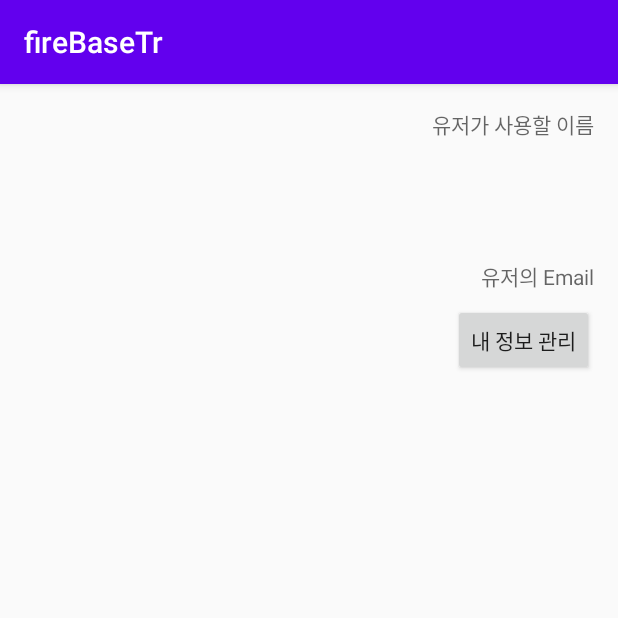
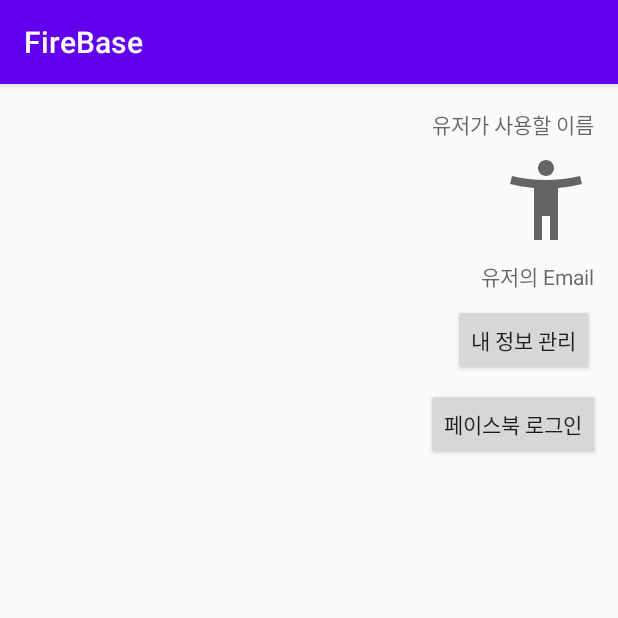
Before and after one commit to LonerStayle/Lesson, an Android app: the screen it shows after launch once a user with an empty profile is signed in (ActivityNoticeBoard), on a phone screen of 412 x 824 dp, the top half of it. Run offline under Robolectric (Android 15) with nearby library versions, the phone set to English and light mode, and no system bars; our stand-ins replace Firebase (no records; nobody signed in at launch, a user with empty details on screens opened directly).

```diff
--- a/PersonalLessonTwo/FireBaseTr/app/build.gradle
+++ b/PersonalLessonTwo/FireBaseTr/app/build.gradle
@@ -43,4 +43,5 @@ dependencies {
     implementation 'com.github.bumptech.glide:glide:4.11.0'
     annotationProcessor 'com.github.bumptech.glide:compiler:4.11.0'
     implementation 'gun0912.ted:tedpermission:2.2.3'
+    implementation 'com.facebook.android:facebook-login:4.42.0'
 }
--- a/PersonalLessonTwo/FireBaseTr/app/src/main/java/com/example/firebasetr/ActivityNoticeBoard.kt
+++ b/PersonalLessonTwo/FireBaseTr/app/src/main/java/com/example/firebasetr/ActivityNoticeBoard.kt
@@ -1,36 +1,47 @@
 package com.example.firebasetr
 
-import android.app.AlertDialog
-import android.app.Dialog
-import android.content.DialogInterface
 import android.content.Intent
 import android.os.Bundle
 import android.util.Log
+import android.view.View
 import androidx.appcompat.app.AppCompatActivity
-import com.bumptech.glide.Glide
-import com.google.firebase.auth.EmailAuthProvider
 import com.google.firebase.auth.FirebaseAuth
-import com.google.firebase.auth.FirebaseAuthException
+import kotlinx.android.synthetic.main.activity_main.*
 import kotlinx.android.synthetic.main.activity_notice_board.*
-import kotlinx.android.synthetic.main.dialog_change.*
-import kotlinx.android.synthetic.main.dialog_re_auth.*
 
 class ActivityNoticeBoard : AppCompatActivity() {
     private val auth by lazy { FirebaseAuth.getInstance() }
-
-
+    private var anonymousCheck: Boolean? = null
     override fun onCreate(savedInstanceState: Bundle?) {
         super.onCreate(savedInstanceState)
         setContentView(R.layout.activity_notice_board)
 
+        setUpData()
         setProfileData()
-
-        button_myDataSetting.setOnClickListener {
-            startActivity(Intent(this,ActivityChangeUserData::class.java))
-        }
+        setButtonMyDataSettingClickListener()
 
     }
 
+    private fun setUpData() {
+        anonymousCheck = intent.getBooleanExtra("anonymousCheck", false)
+        if (anonymousCheck == true){
+            button_myDataSetting.text = "회원가입 하기"
+            button_anonymousToLogin.visibility = View.VISIBLE
+            button_anonymousFaceBookLogin.visibility = View.VISIBLE
+            button_anonymousGoogleLogin.visibility = View.VISIBLE
+        }
+        else
+            return
+    }
+
+    private fun setButtonMyDataSettingClickListener() {
+        button_myDataSetting.setOnClickListener {
+            if (anonymousCheck == true)
+                startActivity(Intent(this, ActivityRegister::class.java))
+            else
+                startActivity(Intent(this, ActivityChangeUserData::class.java))
+        }
+    }
 
 
     private fun setProfileData() {
--- a/PersonalLessonTwo/FireBaseTr/app/src/main/java/com/example/firebasetr/RequestCode.kt
+++ b/PersonalLessonTwo/FireBaseTr/app/src/main/java/com/example/firebasetr/RequestCode.kt
@@ -2,5 +2,4 @@ package com.example.firebasetr
 
 object RequestCode {
      const val REQUEST_IMAGE_CODE = 1001
-
 }
--- /dev/null
+++ b/PersonalLessonTwo/FireBaseTr/app/src/main/java/com/example/firebasetr/SplashActivity.kt
@@ -0,0 +1,62 @@
+package com.example.firebasetr
+
+import android.annotation.SuppressLint
+import android.content.Context
+import android.content.Intent
+import android.content.pm.PackageInfo
+import android.content.pm.PackageManager
+import android.os.Bundle
+import android.os.Handler
+import android.os.Looper
+import android.util.Base64
+import android.util.Log
+import androidx.appcompat.app.AppCompatActivity
+import java.security.MessageDigest
+import java.security.NoSuchAlgorithmException
+
+
+class SplashActivity : AppCompatActivity() {
+    private val handler = Handler(Looper.myLooper()!!)
+private val TAG = "keyHash"
+    override fun onCreate(savedInstanceState: Bundle?) {
+        super.onCreate(savedInstanceState)
+        setContentView(R.layout.splash_activity)
+//        ST0FQ6GHZF3HQCfm93DR1ZJFlv4=
+//        printHashKey(this)
+
+        handler.postDelayed({
+            startActivity(Intent(this, MainActivity::class.java))
+            finish()
+        }, 3000L)
+
+
+    }
+
+//
+//    @SuppressLint("PackageManagerGetSignatures")
+//    fun printHashKey(pContext: Context) {
+//        try {
+//            val info: PackageInfo = pContext.packageManager
+//                .getPackageInfo(pContext.packageName, PackageManager.GET_SIGNATURES)
+//            for (signature in info.signatures) {
+//                val md = MessageDigest.getInstance("SHA")
+//                md.update(signature.toByteArray())
+//                val hashKey = String(Base64.encode(md.digest(), 0))
+//                Log.i(TAG, "printHashKey() Hash Key: $hashKey")
+//            }
+//        } catch (e: NoSuchAlgorithmException) {
+//            Log.e(TAG, "printHashKey()", e)
+//        } catch (e: Exception) {
+//            Log.e(TAG, "printHashKey()", e)
+//        }
+//    }
+
+
+    override fun onStop() {
+        super.onStop()
+        handler.removeCallbacksAndMessages(null)
+    }
+
+
+
+}
--- a/PersonalLessonTwo/FireBaseTr/app/src/main/res/layout/activity_notice_board.xml
+++ b/PersonalLessonTwo/FireBaseTr/app/src/main/res/layout/activity_notice_board.xml
@@ -8,6 +8,7 @@
 
 
 
+
     <TextView
         android:id="@+id/textView_userName"
         android:layout_width="wrap_content"
@@ -15,6 +16,7 @@
         android:layout_marginTop="16dp"
         android:hint="유저가 사용할 이름"
         android:gravity="right"
+        android:text="익명 사용자"
         app:layout_constraintEnd_toEndOf="@+id/imageView_userImage"
         app:layout_constraintTop_toTopOf="parent" />
 
@@ -26,7 +28,7 @@
         android:layout_marginEnd="16dp"
         app:layout_constraintEnd_toEndOf="parent"
         app:layout_constraintTop_toBottomOf="@+id/textView_userName"
-        tools:src="@drawable/ic_launcher_background" />
+        android:src="@drawable/ic_baseline_accessibility_new_124" />
 
     <TextView
         android:id="@+id/textView_userEmail"
@@ -48,4 +50,36 @@
         app:layout_constraintEnd_toEndOf="parent"
         app:layout_constraintTop_toBottomOf="@+id/textView_userEmail" />
 
+    <Button
+        android:id="@+id/button_anonymousFaceBookLogin"
+        android:layout_width="wrap_content"
+        android:layout_height="wrap_content"
+        android:layout_marginTop="8dp"
+        android:layout_marginEnd="12dp"
+        android:text="페이스북 로그인"
+        app:layout_constraintEnd_toEndOf="parent"
+        app:layout_constraintTop_toBottomOf="@+id/button_anonymousGoogleLogin" />
+
+    <Button
+        android:id="@+id/button_anonymousGoogleLogin"
+        android:layout_width="wrap_content"
+        android:layout_height="wrap_content"
+        android:layout_marginTop="8dp"
+        android:layout_marginEnd="16dp"
+        android:text="구글 로그인"
+        android:visibility="gone"
+        app:layout_constraintEnd_toEndOf="parent"
+        app:layout_constraintTop_toBottomOf="@+id/button_anonymousToLogin" />
+
+    <Button
+        android:id="@+id/button_anonymousToLogin"
+        android:layout_width="wrap_content"
+        android:layout_height="wrap_content"
+        android:layout_marginTop="8dp"
+        android:layout_marginEnd="16dp"
+        android:text="로그인 하기"
+        android:visibility="gone"
+        app:layout_constraintEnd_toEndOf="parent"
+        app:layout_constraintTop_toBottomOf="@+id/button_myDataSetting" />
+
 </androidx.constraintlayout.widget.ConstraintLayout>
--- a/PersonalLessonTwo/FireBaseTr/app/src/main/res/values/strings.xml
+++ b/PersonalLessonTwo/FireBaseTr/app/src/main/res/values/strings.xml
@@ -1,3 +1,5 @@
 <resources>
-    <string name="app_name">fireBaseTr</string>
+    <string name="app_name">FireBase</string>
+    <string name="facebook_app_id">230526778306772</string>
+    <string name="fb_login_protocol_scheme">fb230526778306772</string>
 </resources>
--- a/PersonalLessonTwo/FireBaseTr/build.gradle
+++ b/PersonalLessonTwo/FireBaseTr/build.gradle
@@ -19,6 +19,7 @@ allprojects {
     repositories {
         google()
         jcenter()
+
     }
 }
 
```
Also changed, not shown: PersonalLessonTwo/FireBaseTr/app/src/main/AndroidManifest.xml (+29 -4 lines), PersonalLessonTwo/FireBaseTr/app/src/main/java/com/example/firebasetr/ActivityChangeUserData.kt (+8 -3 lines), PersonalLessonTwo/FireBaseTr/app/src/main/java/com/example/firebasetr/ActivityRegister.kt (+15 -14 lines), PersonalLessonTwo/FireBaseTr/app/src/main/java/com/example/firebasetr/MainActivity.kt (+35 -10 lines), PersonalLessonTwo/FireBaseTr/app/src/main/res/layout/activity_main.xml (+25 -0 lines), PersonalLessonTwo/FireBaseTr/app/src/main/res/layout/splash_activity.xml (added, +32 -0 lines), PersonalLessonTwo/FireBaseTr/app/src/main/res/drawable/logo.png (added).
